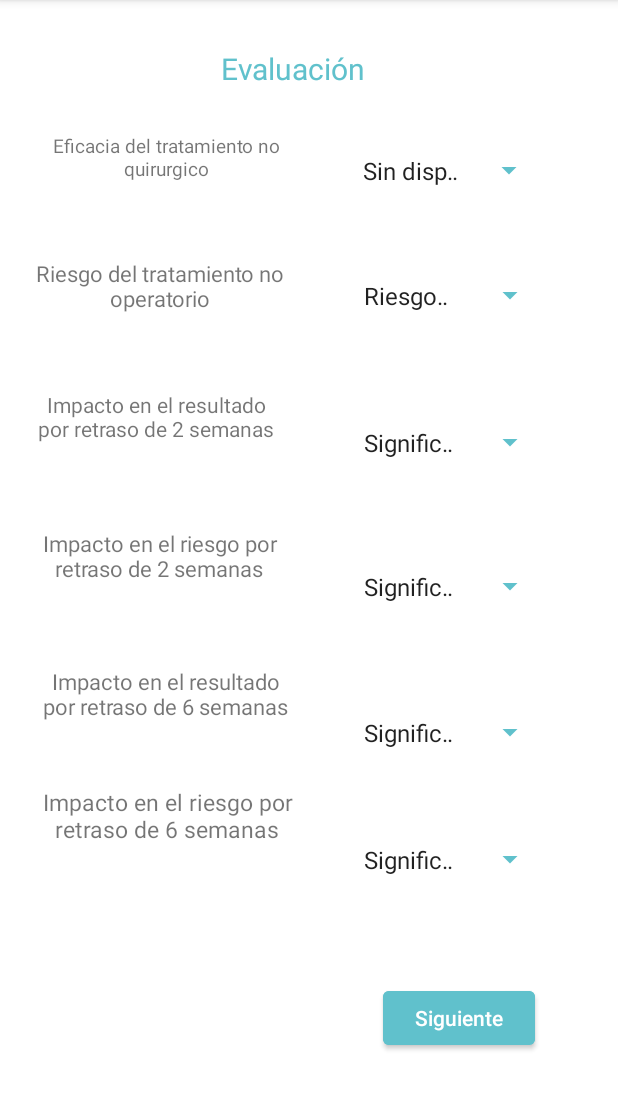
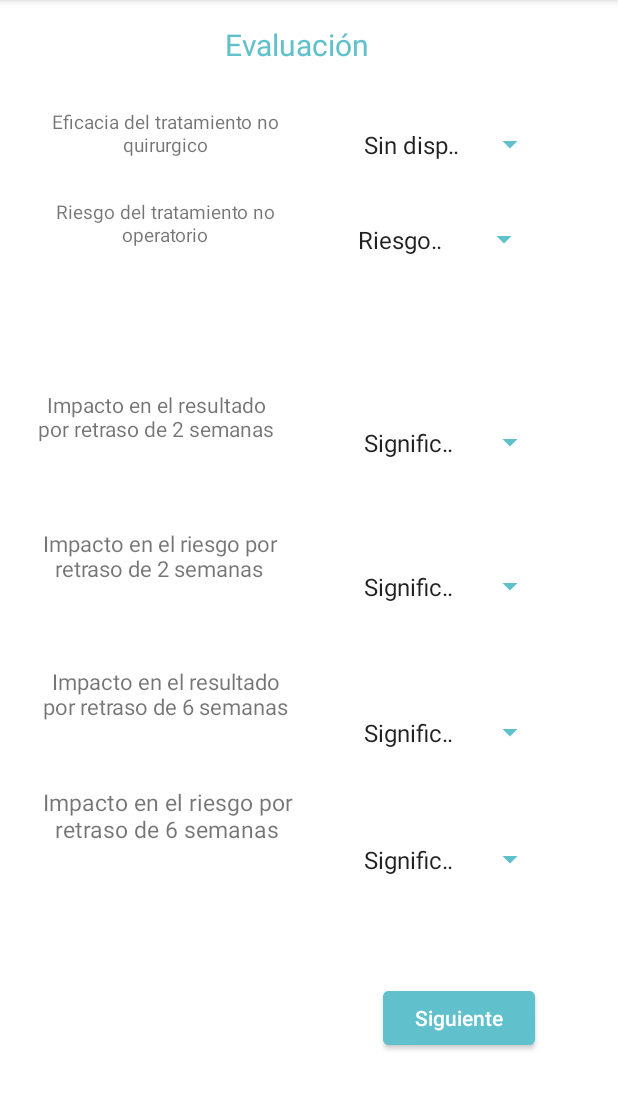
Before and after one commit to mmanuel11/mHealth_project, an Android app: the act5 screen opened directly, with no data from a screen before it, on a phone screen of 412 x 824 dp, the part 84-1194 px from its top. Run offline under Robolectric (Android 15) with nearby library versions, the phone set to English and light mode, and no system bars; Roboto replaces fonts that are not available here; 1 statement that could not run was skipped.

```diff
--- a/app/src/main/res/layout/activity_act3.xml
+++ b/app/src/main/res/layout/activity_act3.xml
@@ -204,7 +204,7 @@
             android:textSize="16sp"
             app:layout_constraintBottom_toBottomOf="parent"
             app:layout_constraintEnd_toEndOf="parent"
-            app:layout_constraintHorizontal_bias="0.13"
+            app:layout_constraintHorizontal_bias="0.187"
             app:layout_constraintStart_toStartOf="parent"
             app:layout_constraintTop_toBottomOf="@+id/id_pulmon"
             app:layout_constraintVertical_bias="0.0" />
@@ -219,7 +219,7 @@
             android:textSize="16sp"
             app:layout_constraintBottom_toBottomOf="parent"
             app:layout_constraintEnd_toEndOf="parent"
-            app:layout_constraintHorizontal_bias="0.112"
+            app:layout_constraintHorizontal_bias="0.15"
             app:layout_constraintStart_toStartOf="parent"
             app:layout_constraintTop_toTopOf="parent"
             app:layout_constraintVertical_bias="0.177" />
@@ -235,7 +235,7 @@
             android:textSize="16sp"
             app:layout_constraintBottom_toBottomOf="parent"
             app:layout_constraintEnd_toEndOf="parent"
-            app:layout_constraintHorizontal_bias="0.108"
+            app:layout_constraintHorizontal_bias="0.149"
             app:layout_constraintStart_toStartOf="parent"
             app:layout_constraintTop_toBottomOf="@+id/id_hiper"
             app:layout_constraintVertical_bias="0.0" />
--- a/app/src/main/res/layout/activity_act4.xml
+++ b/app/src/main/res/layout/activity_act4.xml
@@ -14,7 +14,7 @@
         android:text="Factores asociados a la enfermedad"
         android:textAlignment="center"
         android:textColor="#60C1CC"
-        android:textSize="40sp"
+        android:textSize="24sp"
         android:textStyle="bold"
         app:autoSizeTextType="uniform"
         app:layout_constraintBottom_toBottomOf="parent"
@@ -25,8 +25,8 @@
 
     <FrameLayout
         android:id="@+id/frameLayout"
-        android:layout_width="407dp"
-        android:layout_height="521dp"
+        android:layout_width="514dp"
+        android:layout_height="483dp"
         android:layout_marginTop="8dp"
         android:background="#60C1CC"
         app:layout_constraintBottom_toBottomOf="parent"
--- a/app/src/main/res/layout/activity_act5.xml
+++ b/app/src/main/res/layout/activity_act5.xml
@@ -47,22 +47,22 @@
         android:id="@+id/id_eficacia"
         android:layout_width="174dp"
         android:layout_height="34dp"
-        android:layout_marginTop="88dp"
+        android:layout_marginTop="72dp"
         android:fontFamily="@font/basic"
         android:text="Eficacia del tratamiento no quirurgico"
         android:textAlignment="center"
         android:textSize="16sp"
         app:autoSizeTextType="uniform"
         app:layout_constraintEnd_toEndOf="parent"
-        app:layout_constraintHorizontal_bias="0.1"
+        app:layout_constraintHorizontal_bias="0.097"
         app:layout_constraintStart_toStartOf="parent"
         app:layout_constraintTop_toTopOf="parent" />
 
     <TextView
         android:id="@+id/id_noOpera"
-        android:layout_width="166dp"
-        android:layout_height="37dp"
-        android:layout_marginTop="172dp"
+        android:layout_width="174dp"
+        android:layout_height="34dp"
+        android:layout_marginTop="132dp"
         android:fontFamily="@font/basic"
         android:text="Riesgo del tratamiento no operatorio"
         android:textAlignment="center"
@@ -136,21 +136,21 @@
         android:backgroundTint="#60C1CC"
         app:layout_constraintBottom_toBottomOf="parent"
         app:layout_constraintEnd_toEndOf="parent"
-        app:layout_constraintHorizontal_bias="0.424"
+        app:layout_constraintHorizontal_bias="0.435"
         app:layout_constraintStart_toEndOf="@+id/id_eficacia"
         app:layout_constraintTop_toTopOf="parent"
-        app:layout_constraintVertical_bias="0.128" />
+        app:layout_constraintVertical_bias="0.104" />
 
     <Spinner
         android:id="@+id/spinner2"
         android:layout_width="129dp"
         android:layout_height="42dp"
-        android:layout_marginEnd="48dp"
+        android:layout_marginEnd="52dp"
         android:backgroundTint="#60C1CC"
         app:layout_constraintBottom_toBottomOf="parent"
         app:layout_constraintEnd_toEndOf="parent"
         app:layout_constraintTop_toTopOf="parent"
-        app:layout_constraintVertical_bias="0.242" />
+        app:layout_constraintVertical_bias="0.191" />
 
     <Spinner
         android:id="@+id/spinner3"
@@ -185,9 +185,9 @@
         android:textSize="20sp"
         app:layout_constraintBottom_toBottomOf="parent"
         app:layout_constraintEnd_toEndOf="parent"
-        app:layout_constraintHorizontal_bias="0.467"
+        app:layout_constraintHorizontal_bias="0.476"
         app:layout_constraintStart_toStartOf="parent"
         app:layout_constraintTop_toTopOf="parent"
-        app:layout_constraintVertical_bias="0.043" />
+        app:layout_constraintVertical_bias="0.022" />
 
 </androidx.constraintlayout.widget.ConstraintLayout>
```
Also changed, not shown: app/src/main/res/layout/activity_act2.xml (+11 -9 lines), app/src/main/res/layout/activity_main.xml (+6 -5 lines).
